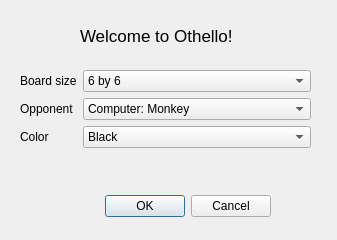
Before: the Qt Designer form src/gui/welcomedialog.ui in enkelli/icp, drawn with Qt 5.
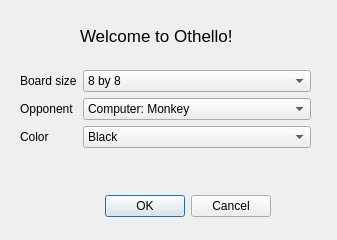
After: the same form once the commit is applied.

Commit message: gui: fix implicit board size

The edit to the form file:
```diff
--- a/src/gui/welcomedialog.ui
+++ b/src/gui/welcomedialog.ui
@@ -47,7 +47,7 @@
     <string>Welcome to Othello!</string>
    </property>
   </widget>
-  <widget class="QWidget" name="">
+  <widget class="QWidget" name="layoutWidget">
    <property name="geometry">
     <rect>
      <x>20</x>
@@ -66,6 +66,9 @@
     </item>
     <item row="0" column="1">
      <widget class="QComboBox" name="sizeSelect">
+      <property name="currentIndex">
+       <number>1</number>
+      </property>
       <item>
        <property name="text">
         <string>6 by 6</string>
```
